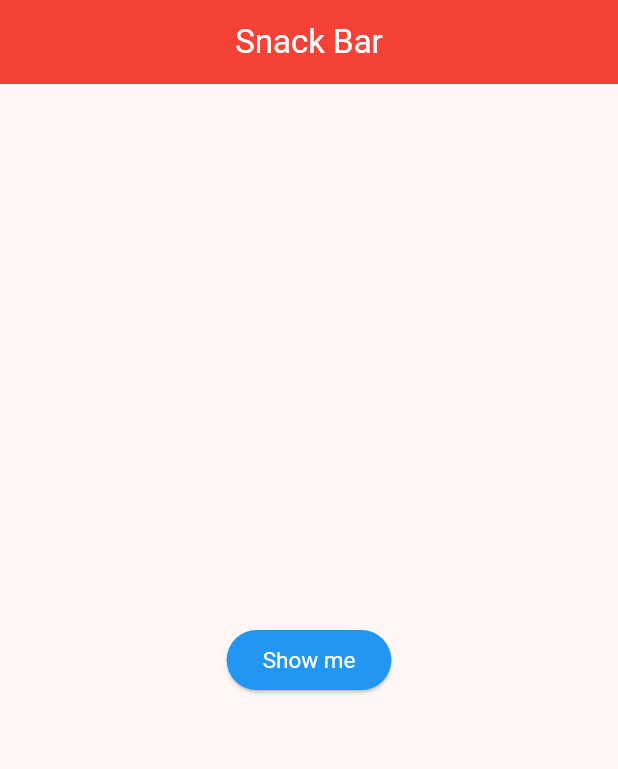
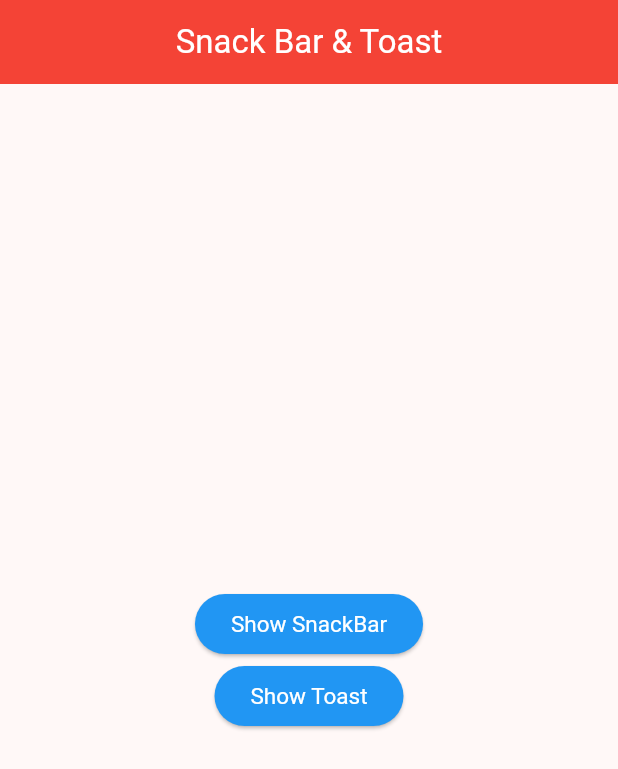
Before and after one commit to lklab/flutter-test, a Flutter app: the screen it shows after launch, on a phone screen of 412 x 824 dp. Shown: the top 769 px of the screen. Run offline on Flutter 3.47's test engine with Material 3 defaults, Android fonts, the phone set to English and light mode, and no system bars; our stand-ins replace fluttertoast.

Commit message:
스낵바 및 토스트

```diff
--- a/snackbar/lib/main.dart
+++ b/snackbar/lib/main.dart
@@ -1,4 +1,5 @@
 import 'package:flutter/material.dart';
+import 'package:fluttertoast/fluttertoast.dart';
 
 void main() {
   runApp(const MyApp());
@@ -26,16 +27,39 @@ class MyPage extends StatelessWidget {
   Widget build(BuildContext context) {
     return Scaffold(
       appBar: AppBar(
-        title: const Text('Snack Bar'),
+        title: const Text('Snack Bar & Toast'),
         backgroundColor: Colors.red,
         foregroundColor: Colors.white,
         centerTitle: true,
       ),
-      body: Center(
-        child: ElevatedButton(
+      body: const MySnackBar(),
+    );
+  }
+}
+
+class MySnackBar extends StatelessWidget {
+  const MySnackBar({super.key});
+
+  @override
+  Widget build(BuildContext context) {
+    return Center(
+      child: Column(
+        mainAxisAlignment: MainAxisAlignment.center,
+        children: [
+          ElevatedButton(
             onPressed: () {
               ScaffoldMessenger.of(context).showSnackBar(const SnackBar(
-              content: Text('Hello'),
+                content: Text(
+                  'Hello',
+                  textAlign: TextAlign.center,
+                  style: TextStyle(
+                    color: Colors.white,
+                  ),
+                ),
+                backgroundColor: Colors.teal,
+                duration: Duration(
+                  milliseconds: 1000,
+                ),
               ));
             },
             style: ButtonStyle(
@@ -45,9 +69,32 @@ class MyPage extends StatelessWidget {
               foregroundColor: MaterialStateProperty.all(Colors.white),
               backgroundColor: MaterialStateProperty.all(Colors.blue),
             ),
-          child: const Text('Show me'),
+            child: const Text('Show SnackBar'),
           ),
+          ElevatedButton(
+            onPressed: flutterToast,
+            style: ButtonStyle(
+              textStyle: MaterialStateProperty.all(const TextStyle(
+                fontSize: 15,
+              )),
+              foregroundColor: MaterialStateProperty.all(Colors.white),
+              backgroundColor: MaterialStateProperty.all(Colors.blue),
             ),
+            child: const Text('Show Toast'),
+          ),
+        ],
+      )
     );
   }
 }
+
+void flutterToast() {
+  Fluttertoast.showToast(
+    msg: 'Hello12',
+    gravity: ToastGravity.BOTTOM,
+    backgroundColor: Colors.redAccent,
+    fontSize: 20.0,
+    textColor: Colors.white,
+    toastLength: Toast.LENGTH_SHORT,
+  );
+}
--- a/snackbar/pubspec.yaml
+++ b/snackbar/pubspec.yaml
@@ -35,6 +35,7 @@ dependencies:
   # The following adds the Cupertino Icons font to your application.
   # Use with the CupertinoIcons class for iOS style icons.
   cupertino_icons: ^1.0.6
+  fluttertoast: ^8.2.2
 
 dev_dependencies:
   flutter_test:
```
Also changed, not shown: snackbar/pubspec.lock, 6 other files. Lines whose indentation alone changed are shown as unchanged.
